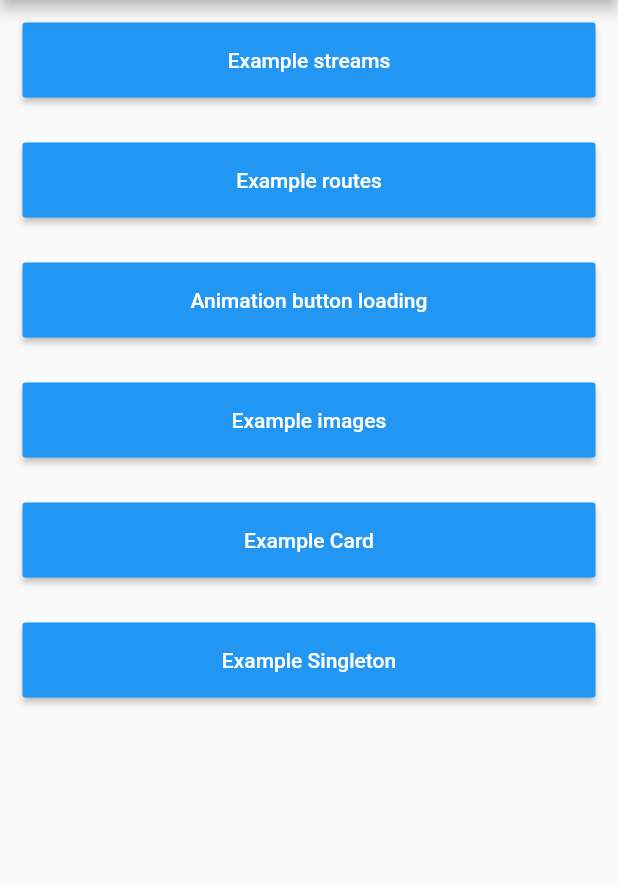
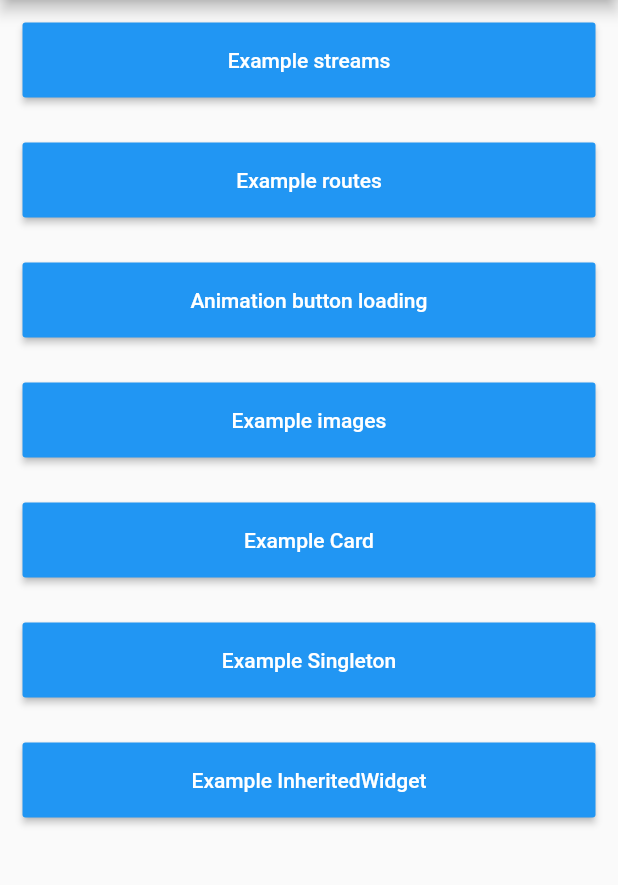
Before and after one commit to EvyiLdaRkmaN/flutter_samples, a Flutter app: the screen it shows after launch, on a phone screen of 412 x 824 dp, the part 84-969 px from its top. Run offline on Flutter 3.47's test engine with Material 2 defaults, Android fonts, the phone set to English and light mode, and no system bars.

Commit message:
ejemplo InheritedWidget

```diff
--- a/lib/main.dart
+++ b/lib/main.dart
@@ -2,6 +2,7 @@ import 'package:flutter/material.dart';
 import 'package:flutter_samples/pages/AnimationButton/ButtonLoading.dart';
 import 'package:flutter_samples/pages/ExampleCardBorrable/Card.dart';
 import 'package:flutter_samples/pages/ImagesRow/ImagesRow.dart';
+import 'package:flutter_samples/pages/InheritedWidget/main.dart';
 import 'package:flutter_samples/pages/menu_page.dart';
 import 'package:flutter_samples/pages/routes/page1.dart';
 import 'package:flutter_samples/pages/routes/page2.dart';
@@ -37,6 +38,8 @@ class MyApp extends StatelessWidget {
         'imagesRow' : (context)=> ImagesRow(),
         'card' : (context)=> CardPage(),
         'singleton' : (context)=> SingletonPage(),
+        // InheritedWidget
+        'inherited' : (context)=> MyInheritedWidgetPage(),
       },
     );
   }
--- /dev/null
+++ b/lib/pages/InheritedWidget/Colors_bloc.dart
@@ -0,0 +1,16 @@
+import 'dart:async';
+import 'package:flutter/material.dart';
+
+class ColorBloc {
+  Color myColor;
+  ColorBloc({this.myColor = Colors.amber});
+
+  final _color = StreamController<Color>();
+
+  Stream<Color> get colorStream => _color.stream;
+
+  void changeColor(Color newColor) {
+    _color.add(newColor);
+    myColor = newColor;
+  }
+}
--- /dev/null
+++ b/lib/pages/InheritedWidget/MyInheritedWidget.dart
@@ -0,0 +1,20 @@
+import 'package:flutter/material.dart';
+import 'package:flutter_samples/pages/InheritedWidget/Colors_bloc.dart';
+// import 'package:flutter_samples/pages/InheritedWidget/Colors_model.dart';
+
+class MyInheritedWidget extends InheritedWidget {
+  MyInheritedWidget({Key key, @required this.child, this.colorBloc}) : super(key: key, child: child);
+
+  final Widget child;
+  final ColorBloc colorBloc;
+
+  static MyInheritedWidget of(BuildContext context) {
+    return context.dependOnInheritedWidgetOfExactType<MyInheritedWidget>();
+  }
+
+  @override
+  bool updateShouldNotify(MyInheritedWidget oldColor) {
+    print('Viendo updateShouldNotify color = ${colorBloc.myColor} oldColor = ${oldColor.colorBloc.myColor}  return ${colorBloc.myColor != oldColor.colorBloc.myColor} ');
+    return colorBloc.myColor != oldColor.colorBloc.myColor;
+  }
+}
--- a/lib/pages/menu_page.dart
+++ b/lib/pages/menu_page.dart
@@ -44,7 +44,12 @@ class MenuPage extends StatelessWidget {
             title: 'Example Singleton',
             actionTap: () =>
               Navigator.pushNamed(context, 'singleton'),
-          )
+          ),
+          MyMenuButton(
+            title: 'Example InheritedWidget',
+            actionTap: () =>
+              Navigator.pushNamed(context, 'inherited'),
+          ),
         ],
       ),
    );
```
Also changed, not shown: lib/pages/InheritedWidget/main.dart (added, +56 -0 lines), lib/pages/InheritedWidget/second_page.dart (added, +25 -0 lines).
